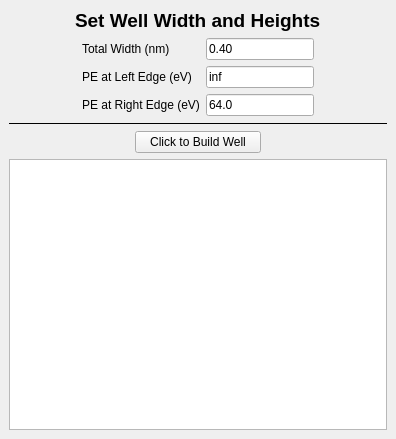
Old version of the form src/BuildWellDock.ui in the repository dukecld/QuantumWell.
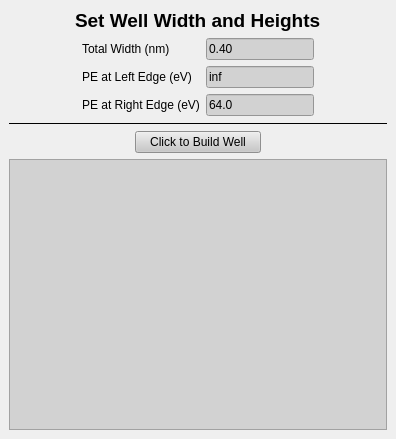
New version of the form.

Diff of the .ui file:
```diff
--- a/src/BuildWellDock.ui
+++ b/src/BuildWellDock.ui
@@ -22,6 +22,25 @@
     <height>311</height>
    </size>
   </property>
+  <property name="styleSheet">
+   <string notr="true">
+QLineEdit, QTextEdit, QComboBox
+{
+	
+	
+	background-color: rgb(210, 210, 210);
+}
+QPushButton
+{
+	
+	background-color: rgb(200, 200, 200);
+}
+QLabel
+{
+
+}
+</string>
+  </property>
   <property name="features">
    <set>QDockWidget::DockWidgetFloatable|QDockWidget::DockWidgetMovable</set>
   </property>
```
